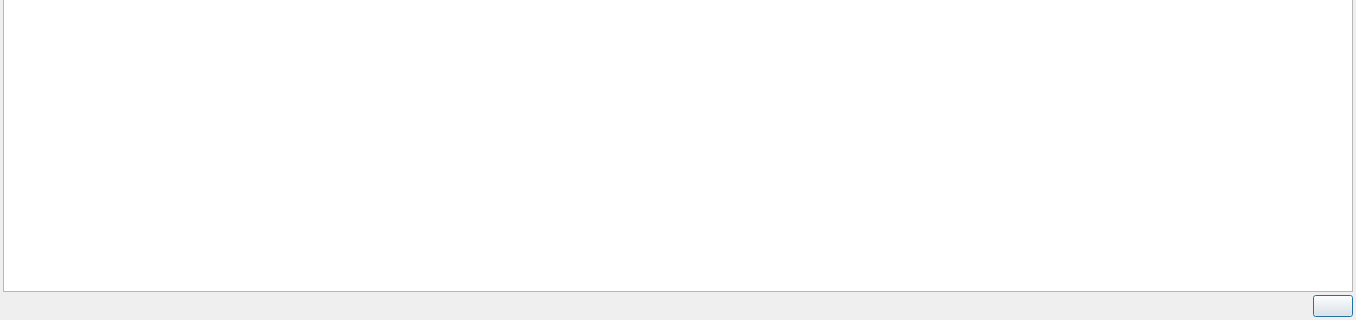
imgag/ngs-bits, file src/GSvar/VariantSampleOverviewDialog.ui: the form before one commit; both pictures show x 0 to 1356 and y 483 to 803 of the 1356 by 803 pixel window.
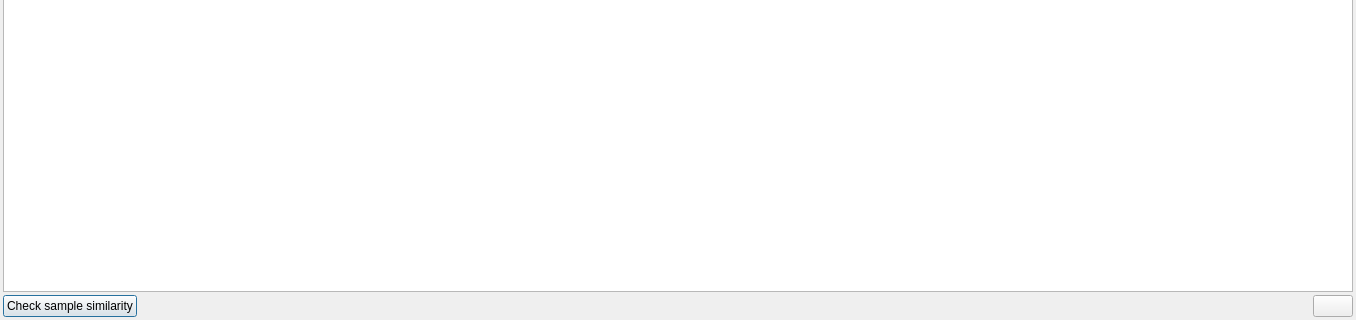
The form after the commit. Icons and pictures are not drawn.

Commit message: GSvar: added sample similarity check

The edit to the form file:
```diff
--- a/src/GSvar/VariantSampleOverviewDialog.ui
+++ b/src/GSvar/VariantSampleOverviewDialog.ui
@@ -140,6 +140,13 @@
    </item>
    <item>
     <layout class="QHBoxLayout" name="horizontalLayout_2">
+     <item>
+      <widget class="QPushButton" name="similarity">
+       <property name="text">
+        <string>Check sample similarity</string>
+       </property>
+      </widget>
+     </item>
      <item>
       <spacer name="horizontalSpacer">
        <property name="orientation">
```
The commit also changes 4 other files.
